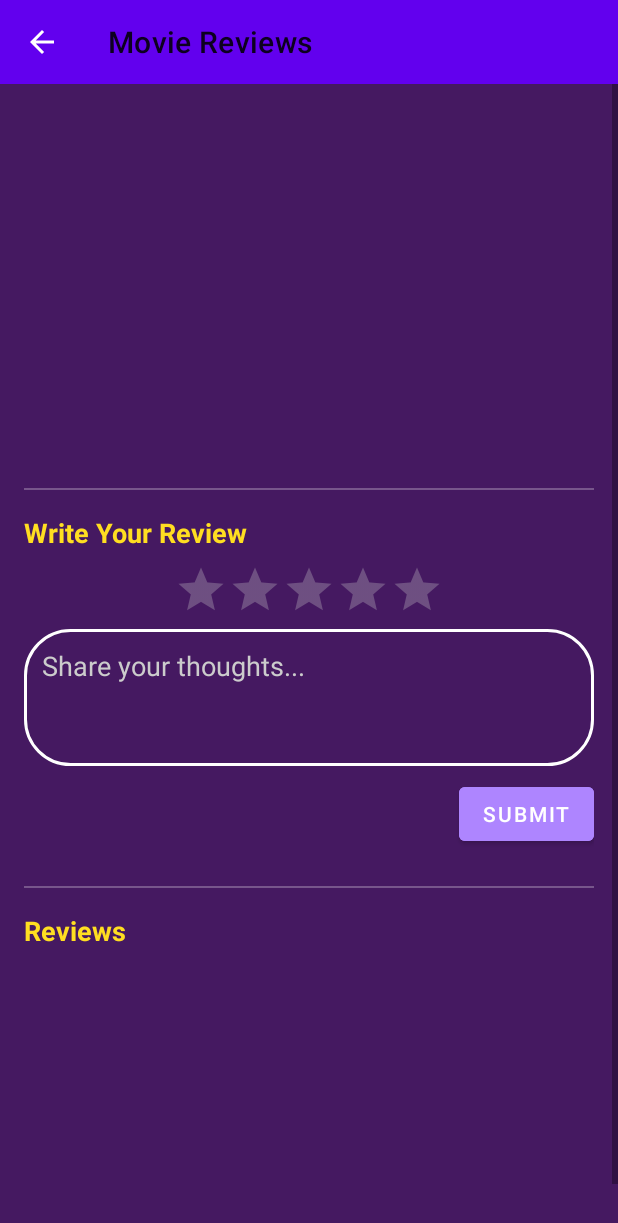
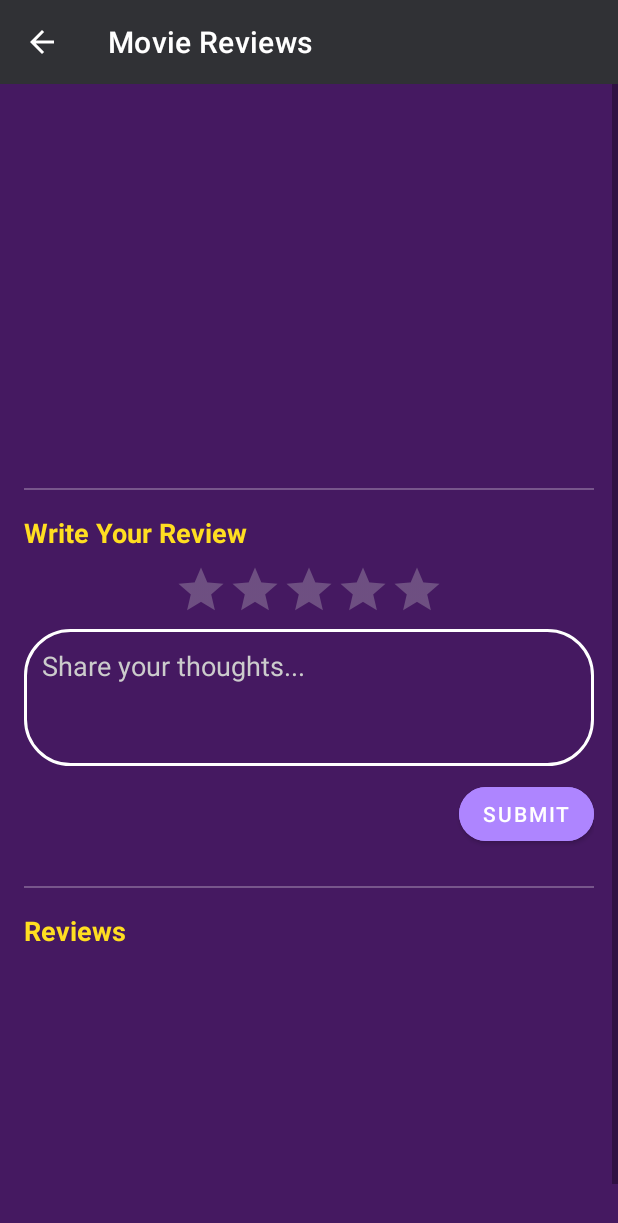
Before and after one commit to xienshane/FlickView, an Android app: the ReviewActivity screen opened directly, with no data from a screen before it, on a phone screen of 412 x 824 dp. Shown: the top 1223 px of the screen. Run offline under Robolectric (Android 15) with nearby library versions, the phone set to English and light mode, and no system bars; our stand-ins replace Firebase (no records; nobody signed in at launch, a user with empty details on screens opened directly); pictures from the network do not load; 1 statement that could not run was skipped.

Commit message:
review page ui
Signed-off-by: xienshane <onglovelyshane71@gmail.com>

```diff
--- a/app/src/main/res/layout/item_review_page.xml
+++ b/app/src/main/res/layout/item_review_page.xml
@@ -6,8 +6,8 @@
     android:layout_height="wrap_content"
     android:layout_marginHorizontal="4dp"
     android:layout_marginVertical="8dp"
-    app:cardBackgroundColor="#2C2C2E"
-    app:cardCornerRadius="8dp"
+    app:cardBackgroundColor="#A82C2C2E"
+    app:cardCornerRadius="18dp"
     app:cardElevation="2dp">
 
     <LinearLayout
--- a/app/src/main/res/layout/reviews_page.xml
+++ b/app/src/main/res/layout/reviews_page.xml
@@ -12,8 +12,9 @@
         android:id="@+id/reviewToolbar"
         android:layout_width="match_parent"
         android:layout_height="?attr/actionBarSize"
-        android:background="?attr/colorPrimary"
+        android:background="@color/colorHelper"
         app:layout_constraintTop_toTopOf="parent"
+        app:titleTextColor="@color/white"
         app:navigationIcon="@drawable/baseline_arrow_back_24"  /> <!-- Make sure you have a back icon drawable -->
 
     <ScrollView
@@ -107,6 +108,7 @@
                 android:layout_gravity="end"
                 android:layout_marginTop="8dp"
                 android:backgroundTint="@color/purple"
+                app:cornerRadius="30dp"
                 android:text="Submit"
                 android:textColor="@android:color/white" />
 
```
Also changed, not shown: app/src/main/res/layout/activity_center.xml (+9 -4 lines).
